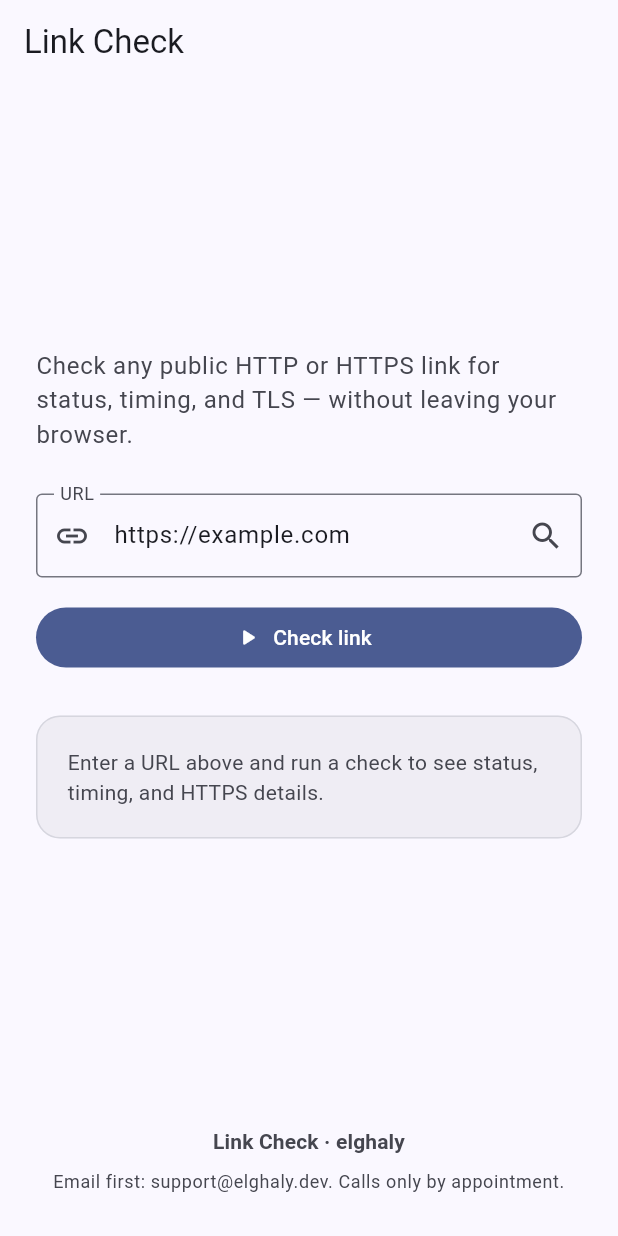
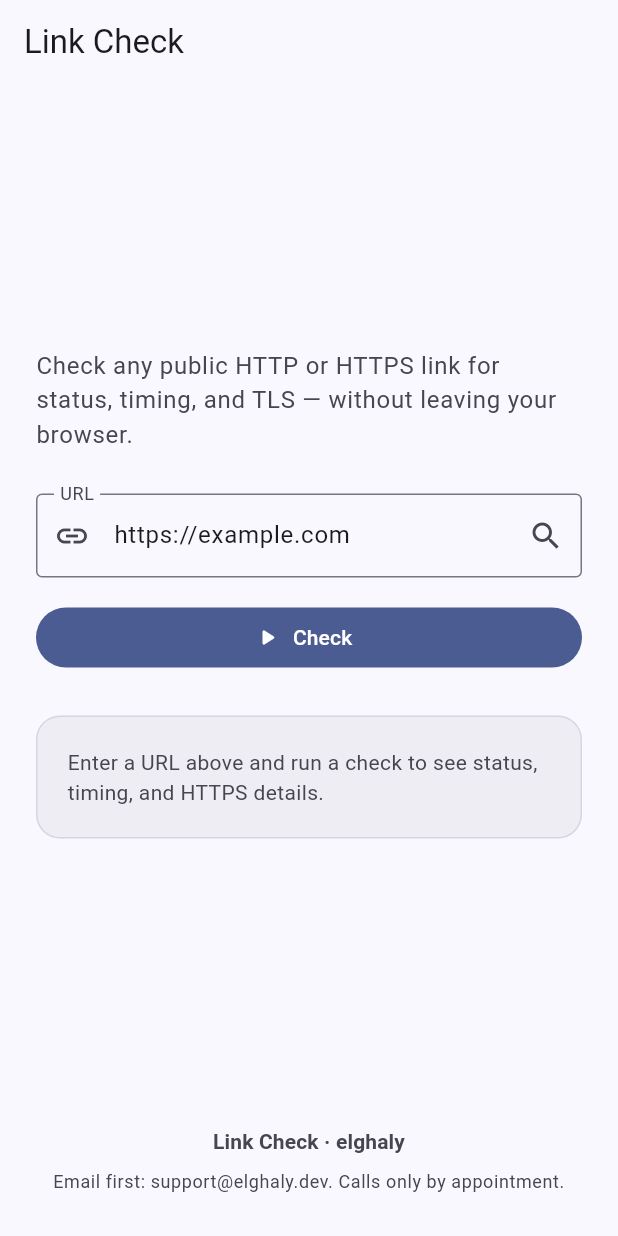
Before and after one commit to elghaly-dev/link-check, a Flutter app: the screen it shows after launch, on a phone screen of 412 x 824 dp. Run offline on Flutter 3.47's test engine with Material 3 defaults, Android fonts, the phone set to English and light mode, and no system bars; our stand-ins replace google_fonts; missing offline and left inert: flutter_driver, serverpod, serverpod_client, serverpod_cloud_storage, serverpod_flutter; statements that could not run were skipped.

Commit message:
fix(ui): use spec Check button label and refresh viewport goldens
Co-authored-by: wyndham35 <wyndham35@elghaly.dev>

```diff
--- a/link_check_flutter/lib/screens/link_check_screen.dart
+++ b/link_check_flutter/lib/screens/link_check_screen.dart
@@ -105,7 +105,7 @@ class _LinkCheckScreenState extends State<LinkCheckScreen> {
                           ),
                         )
                       : IconButton(
-                          tooltip: 'Check link',
+                          tooltip: 'Check',
                           onPressed: _runCheck,
                           icon: const Icon(Icons.search),
                         ),
@@ -115,7 +115,7 @@ class _LinkCheckScreenState extends State<LinkCheckScreen> {
               FilledButton.icon(
                 onPressed: _loading ? null : _runCheck,
                 icon: const Icon(Icons.play_arrow_rounded),
-                label: Text(_loading ? 'Checking…' : 'Check link'),
+                label: Text(_loading ? 'Checking…' : 'Check'),
               ),
               const SizedBox(height: 28),
               LinkCheckResultView(
```
Also changed, not shown: 2 other files.
